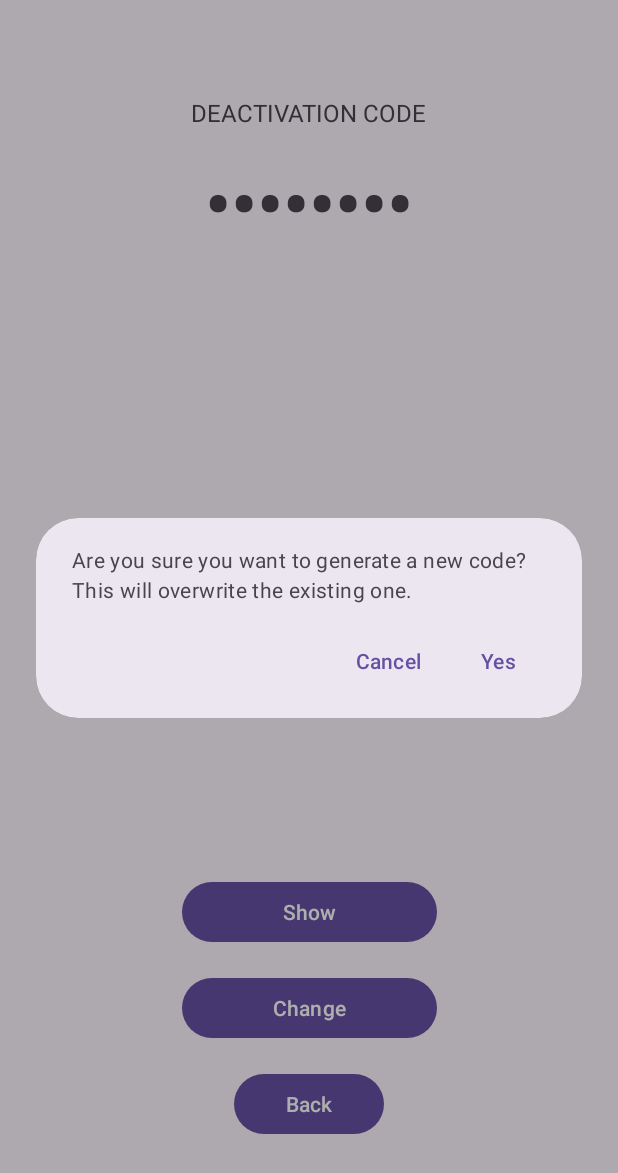
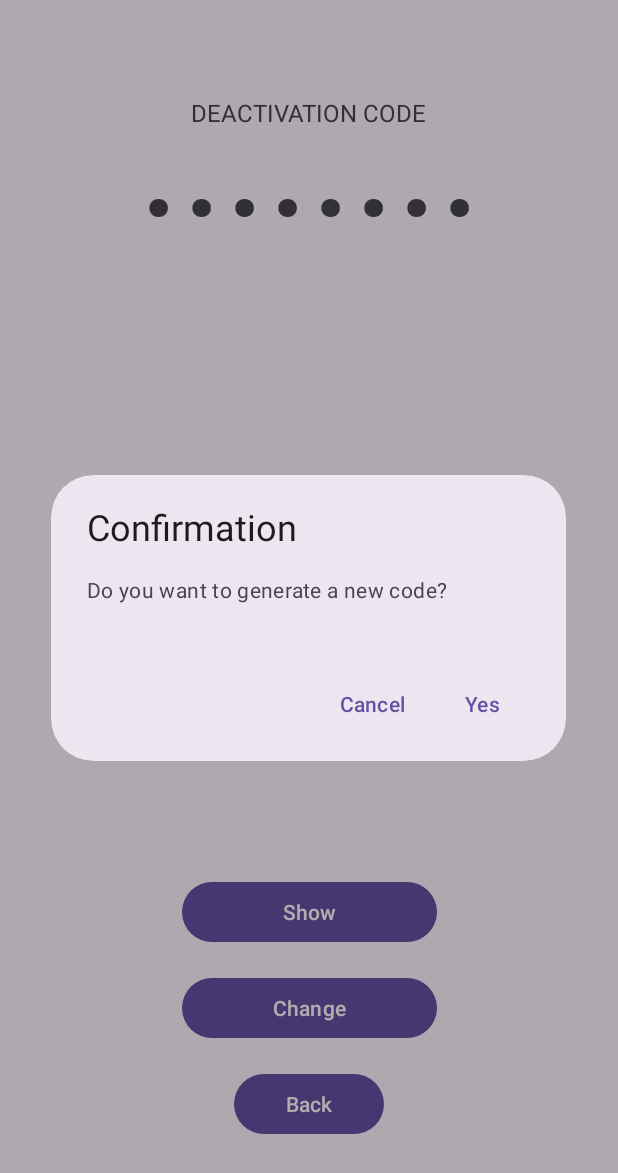
Before and after one commit to Pseudophobi4/getmeup-android, an Android app: the GenerateCodeActivity screen opened directly, with no data from a screen before it, after a tap on "Change", on a phone screen of 412 x 824 dp. Shown: the top 1173 px of the screen. Run offline under Robolectric (Android 15) with nearby library versions, the phone set to English and light mode, and no system bars.

Commit message:
Implemented navigation, updated font for deactivation code, refined charPool, and improved MaterialAlertDialog

```diff
--- a/GetMeUp/app/src/main/java/com/example/getmeup/GenerateCodeActivity.kt
+++ b/GetMeUp/app/src/main/java/com/example/getmeup/GenerateCodeActivity.kt
@@ -14,6 +14,7 @@ class GenerateCodeActivity : AppCompatActivity() {
     private lateinit var tvCodeValue: TextView
     private lateinit var btnGenerateCode: Button
     private lateinit var btnToggleVisibility: Button
+    private lateinit var btnBack: Button
     private var isCodeVisible = false // Track visibility state
 
     override fun onCreate(savedInstanceState: Bundle?) {
@@ -23,6 +24,7 @@ class GenerateCodeActivity : AppCompatActivity() {
         tvCodeValue = findViewById(R.id.tv_code_value)
         btnGenerateCode = findViewById(R.id.btn_generate_code)
         btnToggleVisibility = findViewById(R.id.btn_toggle_visibility) // Button to toggle visibility
+        btnBack = findViewById(R.id.btn_back)
 
         // Retrieve the stored code from SharedPreferences
         val sharedPreferences = getSharedPreferences("alarm_prefs", Context.MODE_PRIVATE)
@@ -60,11 +62,16 @@ class GenerateCodeActivity : AppCompatActivity() {
         btnToggleVisibility.setOnClickListener {
             toggleCodeVisibility()
         }
+
+        btnBack.setOnClickListener {
+            // Finish the current activity and go back to the previous one
+            finish()
+        }
     }
 
     // Function to generate a random 4-character string with numbers and uppercase letters
     private fun generateRandomCode(length: Int): String {
-        val charPool = "0123456789abcdefghijklmnopqrstuvwxyz"
+        val charPool = "0123456789ABCDEFGHIJKLMNOPQRSTUVWXYZabcdefghijklmnopqrstuvwxyz"
         val random = Random()
         val code = StringBuilder()
 
@@ -79,7 +86,8 @@ class GenerateCodeActivity : AppCompatActivity() {
     // Function to show a Material Design confirmation dialog before generating a new code
     private fun showMaterialConfirmationDialog(sharedPreferences: SharedPreferences) {
         MaterialAlertDialogBuilder(this)
-            .setMessage("Are you sure you want to generate a new code? This will overwrite the existing one.")
+            .setTitle("Confirmation")
+            .setMessage("Do you want to generate a new code?")
             .setPositiveButton("Yes") { dialog, _ ->
                 val generatedCode = generateRandomCode(8)
                 tvCodeValue.text = generatedCode
--- a/GetMeUp/app/src/main/res/layout/activity_deactivate_alarm.xml
+++ b/GetMeUp/app/src/main/res/layout/activity_deactivate_alarm.xml
@@ -11,6 +11,7 @@
         android:layout_width="300dp"
         android:layout_height="wrap_content"
         android:background="@null"
+        android:fontFamily="@font/jetbrainsmono_bold"
         android:inputType="text"
         android:maxLength="8"
         android:padding="16dp"
--- a/GetMeUp/app/src/main/res/layout/activity_generate_code.xml
+++ b/GetMeUp/app/src/main/res/layout/activity_generate_code.xml
@@ -22,6 +22,7 @@
         android:layout_width="wrap_content"
         android:layout_height="wrap_content"
         android:layout_marginTop="16dp"
+        android:fontFamily="@font/jetbrainsmono_bold"
         android:text=""
         android:textSize="48sp"
         android:textStyle="bold"
--- a/GetMeUp/app/src/main/res/layout/activity_set_alarm.xml
+++ b/GetMeUp/app/src/main/res/layout/activity_set_alarm.xml
@@ -33,7 +33,7 @@
         android:layout_width="100dp"
         android:layout_height="wrap_content"
         android:layout_marginBottom="64dp"
-        android:text="Back"
+        android:text="Cancel"
         app:layout_constraintBottom_toBottomOf="parent"
         app:layout_constraintEnd_toEndOf="parent"
         app:layout_constraintHorizontal_bias="0.5"
```
Also changed, not shown: GetMeUp/app/src/main/java/com/example/getmeup/DeactivateAlarmActivity.kt (+7 -3 lines), GetMeUp/app/src/main/java/com/example/getmeup/MainActivity.kt (+11 -0 lines), GetMeUp/app/src/main/java/com/example/getmeup/SetAlarmActivity.kt (+7 -0 lines), GetMeUp/app/src/main/res/font/jetbrainsmono_bold.ttf (added).
